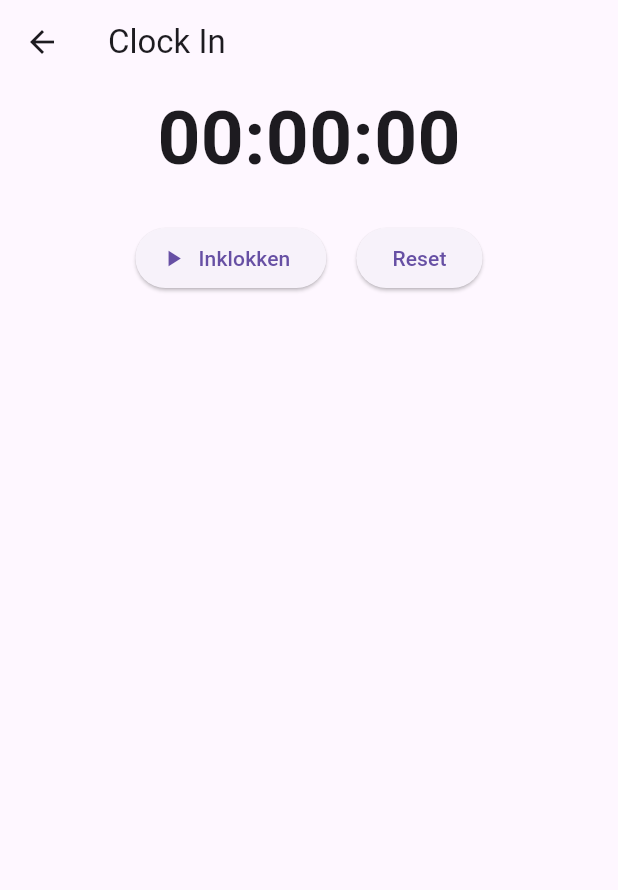
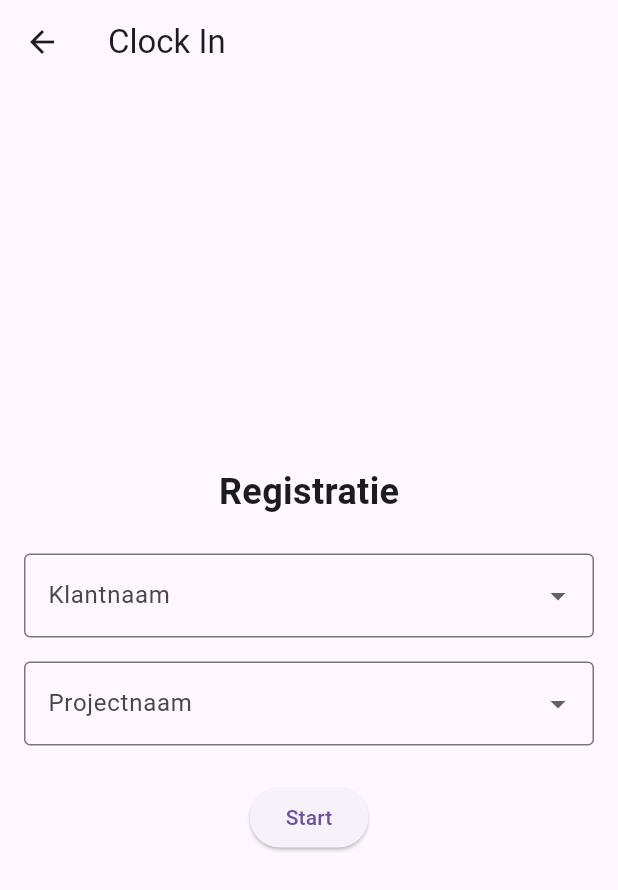
Before and after one commit to Strouwi-BV/buildbase_app_flutter, a Flutter app: the ClockInScreen screen opened by its route, on a phone screen of 412 x 824 dp. Shown: the top 890 px of the screen. Run offline on Flutter 3.47's test engine with Material 3 defaults, Android fonts, the phone set to English and light mode, and no system bars; our stand-ins replace go_router, stop_watch_timer.

Commit message:
Registratie added

```diff
--- a/lib/screens/clock_in_screen.dart
+++ b/lib/screens/clock_in_screen.dart
@@ -11,11 +11,19 @@ class ClockInScreen extends StatefulWidget {
 }
 
 class _ClockInScreenState extends State<ClockInScreen> {
-  final StopWatchTimer _stopWatchTimer = StopWatchTimer(
-    mode: StopWatchMode.countUp,
-  );
+  final StopWatchTimer _stopWatchTimer = StopWatchTimer(mode: StopWatchMode.countUp);
   bool isClockedIn = false;
   List<String> timeStamps = [];
+
+  // State-variabelen voor registratie
+  bool _registrationCompleted = false;
+  final _formKey = GlobalKey<FormState>();
+  String? _selectedKlantnaam;
+  String? _selectedProjectnaam;
+
+  // Opties voor de dropdownmenu's
+  final List<String> _klantnamen = ['Strouwi', 'Klant B', 'Klant C'];
+  final List<String> _projectnamen = ['Buildbase app', 'Project X', 'Project Y'];
 
   @override
   void dispose() {
@@ -47,14 +55,26 @@ class _ClockInScreenState extends State<ClockInScreen> {
   }
 
   String _formatDateTime(DateTime dateTime) {
+    // Formatteer datum en tijd zonder milliseconden
     return DateFormat('yyyy-MM-dd HH:mm:ss').format(dateTime);
   }
 
   String _formatTime(int rawTime) {
-    final int hours = rawTime ~/ (1000 * 60 * 60);
-    final int minutes = (rawTime ~/ (1000 * 60)) % 60;
-    final int seconds = (rawTime ~/ 1000) % 60;
-    return '${hours.toString().padLeft(2, '0')}:${minutes.toString().padLeft(2, '0')}:${seconds.toString().padLeft(2, '0')}';
+    final int hours = rawTime ~/ 3600000;
+    final int minutes = (rawTime % 3600000) ~/ 60000;
+    final int seconds = (rawTime % 60000) ~/ 1000;
+    return '${hours.toString().padLeft(2, '0')}:'
+           '${minutes.toString().padLeft(2, '0')}:'
+           '${seconds.toString().padLeft(2, '0')}';
+  }
+
+  void _submitRegistration() {
+    if (_formKey.currentState!.validate()) {
+      _formKey.currentState!.save();
+      setState(() {
+        _registrationCompleted = true;
+      });
+    }
   }
 
   @override
@@ -74,15 +94,91 @@ class _ClockInScreenState extends State<ClockInScreen> {
           }
         },
         child: Center(
+          child: _registrationCompleted ? _buildTimer() : _buildRegistrationForm(),
+        ),
+      ),
+    );
+  }
+
+  Widget _buildRegistrationForm() {
+    return SingleChildScrollView(
+      padding: const EdgeInsets.all(16.0),
+      child: Form(
+        key: _formKey,
         child: Column(
+          children: [
+            Text(
+              'Registratie',
+              style: TextStyle(fontSize: 24, fontWeight: FontWeight.bold),
+            ),
+            const SizedBox(height: 24),
+            DropdownButtonFormField<String>(
+              decoration: InputDecoration(
+                labelText: 'Klantnaam',
+                border: OutlineInputBorder(),
+              ),
+              value: _selectedKlantnaam,
+              items: _klantnamen.map((String klantnaam) {
+                return DropdownMenuItem<String>(
+                  value: klantnaam,
+                  child: Text(klantnaam),
+                );
+              }).toList(),
+              onChanged: (String? newValue) {
+                setState(() {
+                  _selectedKlantnaam = newValue;
+                });
+              },
+              validator: (value) => value == null ? 'Selecteer een klantnaam' : null,
+              onSaved: (value) => _selectedKlantnaam = value,
+            ),
+            const SizedBox(height: 16),
+            DropdownButtonFormField<String>(
+              decoration: InputDecoration(
+                labelText: 'Projectnaam',
+                border: OutlineInputBorder(),
+              ),
+              value: _selectedProjectnaam,
+              items: _projectnamen.map((String projectnaam) {
+                return DropdownMenuItem<String>(
+                  value: projectnaam,
+                  child: Text(projectnaam),
+                );
+              }).toList(),
+              onChanged: (String? newValue) {
+                setState(() {
+                  _selectedProjectnaam = newValue;
+                });
+              },
+              validator: (value) => value == null ? 'Selecteer een projectnaam' : null,
+              onSaved: (value) => _selectedProjectnaam = value,
+            ),
+            const SizedBox(height: 24),
+            ElevatedButton(
+              onPressed: _submitRegistration,
+              child: const Text('Start'),
+            ),
+          ],
+        ),
+      ),
+    );
+  }
+
+  Widget _buildTimer() {
+    return Column(
       mainAxisAlignment: MainAxisAlignment.center,
       children: [
+        Text(
+          '${_selectedKlantnaam!} (${_selectedProjectnaam!})',
+          style: TextStyle(fontSize: 20),
+        ),
+        const SizedBox(height: 20),
         StreamBuilder<int>(
           stream: _stopWatchTimer.rawTime,
           initialData: 0,
           builder: (context, snapshot) {
-                  final rawTime = snapshot.data;
-                  final displayTime = _formatTime(rawTime!);
+            final rawTime = snapshot.data!;
+            final displayTime = _formatTime(rawTime);
             return Text(
               displayTime,
               style: const TextStyle(
@@ -137,9 +233,6 @@ class _ClockInScreenState extends State<ClockInScreen> {
           ),
         ),
       ],
-          ),
-        ),
-      ),
     );
   }
 }
```
Lines whose indentation alone changed are shown as unchanged.
